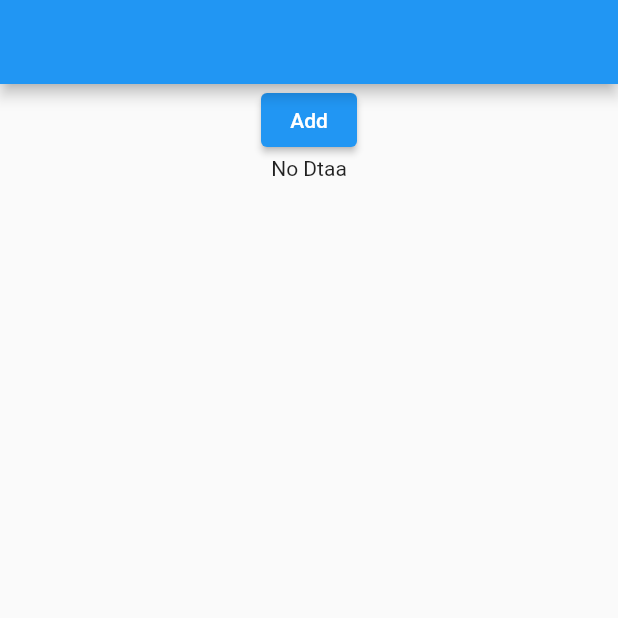
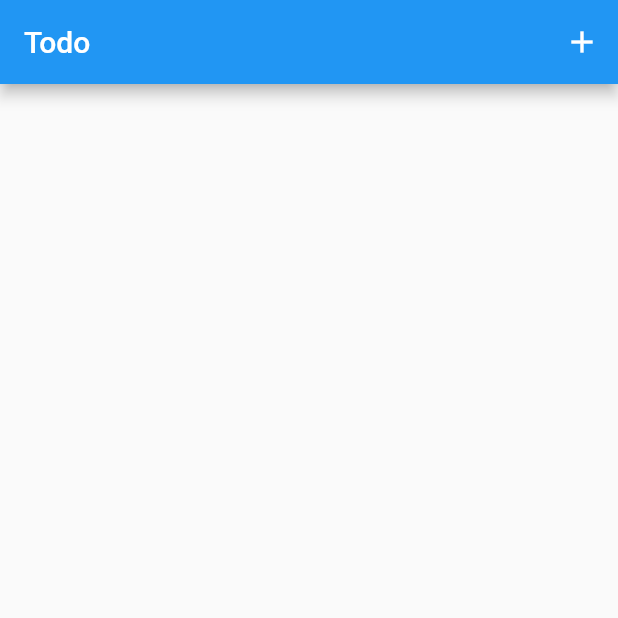
Before and after one commit to kiranshrestha11/news_app_forked, a Flutter app: the screen it shows after launch, on a phone screen of 412 x 824 dp, the top half of it. Run offline on Flutter 3.47's test engine with Material 2 defaults, Android fonts, the phone set to English and light mode, and no system bars; our stand-ins replace flutter_riverpod, introduction_screen, lottie, shared_preferences.

Commit message:
state notifier revised

```diff
--- a/lib/app.dart
+++ b/lib/app.dart
@@ -1,5 +1,5 @@
 import 'package:flutter/material.dart';
-import 'package:news_app/presentation/practice/counter_notifier.dart';
+import 'package:news_app/presentation/todo_page.dart';
 
 class App extends StatelessWidget {
   const App({
@@ -12,14 +12,14 @@ class App extends StatelessWidget {
 
   @override
   Widget build(BuildContext context) {
-    return MaterialApp(
+    return const MaterialApp(
       debugShowCheckedModeBanner: false,
-      home: Practice2(),
+      home: TodoPage(),
       // home: intro == null
       //     ? OnBoardingPage()
       //     : loggedin == null
       //         ? const LoginPage()
-      //         : const HomeScreen(),
+      //         : const TodoPage(),
     );
   }
 }
--- /dev/null
+++ b/lib/data/models/todo_model.dart
@@ -0,0 +1,20 @@
+class TodoModel {
+  final int id;
+  final String title;
+  final String description;
+
+  const TodoModel({
+    required this.description,
+    required this.title,
+    required this.id,
+  });
+}
+
+List<TodoModel> todoList = const [
+  TodoModel(id: 1, title: 'First Todo', description: 'First Descritpion'),
+  TodoModel(id: 2, title: 'Second Todo', description: 'Second Descritpion'),
+  TodoModel(id: 3, title: 'Add appbar Todo', description: 'appbar Descritpion'),
+  TodoModel(id: 4, title: 'Buy Bread Todo', description: 'First Descritpion'),
+  TodoModel(id: 5, title: 'Hello Todo', description: 'Hello Descritpion'),
+  TodoModel(id: 6, title: 'First Todo', description: 'First Descritpion'),
+];
--- /dev/null
+++ b/lib/logic/todo_notifier.dart
@@ -0,0 +1,27 @@
+import 'package:flutter_riverpod/flutter_riverpod.dart';
+import 'package:news_app/data/models/todo_model.dart';
+
+class TodoNotifier extends StateNotifier<List<TodoModel>> {
+  TodoNotifier() : super([]) {
+    // loadData();
+  }
+
+  loadData() {
+    // state.addAll(todoList);
+    // state = [...state];
+    state = [...state..addAll(todoList)];
+  }
+
+  addTodo(TodoModel todo) {
+    state = [...state..add(todo)];
+  }
+
+  idList() {
+    return state.map((e) => e.id).toList();
+  }
+}
+
+final todoProvider =
+    StateNotifierProvider<TodoNotifier, List<TodoModel>>((ref) {
+  return TodoNotifier();
+});
--- /dev/null
+++ b/lib/presentation/todo_page.dart
@@ -0,0 +1,89 @@
+import 'package:flutter/material.dart';
+import 'package:flutter_riverpod/flutter_riverpod.dart';
+import 'package:news_app/data/models/todo_model.dart';
+import 'package:news_app/logic/todo_notifier.dart';
+
+class TodoPage extends ConsumerWidget {
+  const TodoPage({Key? key}) : super(key: key);
+
+  @override
+  Widget build(BuildContext context, ref) {
+    final TextEditingController titleController = TextEditingController();
+    final TextEditingController descriptionController = TextEditingController();
+    final _todo = ref.watch(todoProvider);
+    return Scaffold(
+      appBar: AppBar(
+        title: const Text('Todo'),
+        actions: [
+          IconButton(
+              onPressed: () {
+                // showModalBottomSheet(
+                //     context: context,
+                //     builder: (context) => Column(
+                //           children: const [
+                //             TextField(
+                //               decoration:
+                //                   InputDecoration(hintText: 'Enter title'),
+                //             ),
+                //             TextField(
+                //               decoration: InputDecoration(
+                //                   hintText: 'Enter Description'),
+                //             ),
+                //           ],
+                //         ));
+                showDialog(
+                  context: context,
+                  builder: (context) => SimpleDialog(
+                    insetPadding: const EdgeInsets.symmetric(horizontal: 8.0),
+                    title: const Text('Add New Todo'),
+                    children: [
+                      TextField(
+                        controller: titleController,
+                        decoration:
+                            const InputDecoration(hintText: 'Enter title'),
+                      ),
+                      TextField(
+                        controller: descriptionController,
+                        decoration: const InputDecoration(
+                            hintText: 'Enter Description'),
+                      ),
+                      ElevatedButton(
+                          onPressed: () {
+                            TodoModel todo = TodoModel(
+                              title: titleController.text,
+                              description: descriptionController.text,
+                              id: 8,
+                            );
+
+                            if (ref
+                                .watch(todoProvider.notifier)
+                                .idList()
+                                .contains(todo.id)) {
+                              ScaffoldMessenger.of(context).showSnackBar(
+                                  const SnackBar(
+                                      content: Text('Id already taken')));
+                            } else {
+                              ref.read(todoProvider.notifier).addTodo(todo);
+                              Navigator.pop(context);
+                            }
+                          },
+                          child: const Text('Add'))
+                    ],
+                  ),
+                );
+              },
+              icon: const Icon(Icons.add))
+        ],
+      ),
+      body: ListView(
+        children: _todo
+            .map((e) => ListTile(
+                  title: Text(e.title),
+                  subtitle: Text(e.description),
+                  trailing: Text(e.id.toString()),
+                ))
+            .toList(),
+      ),
+    );
+  }
+}
```
Also changed, not shown: lib/data/models/login_model.dart (+7 -5 lines).
